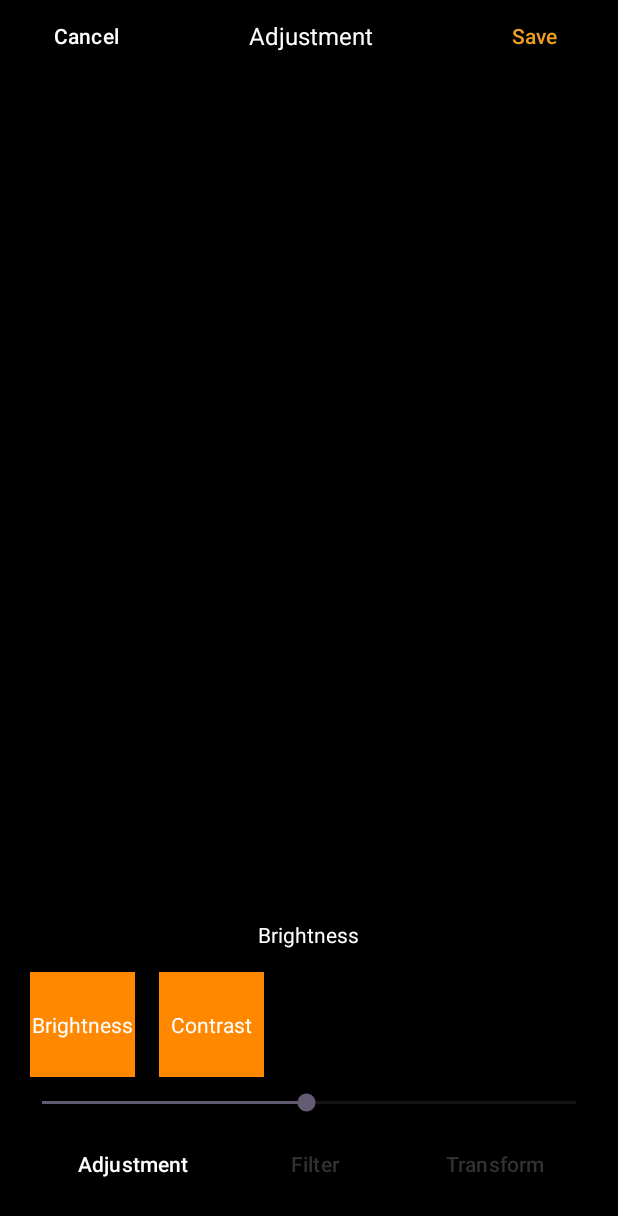
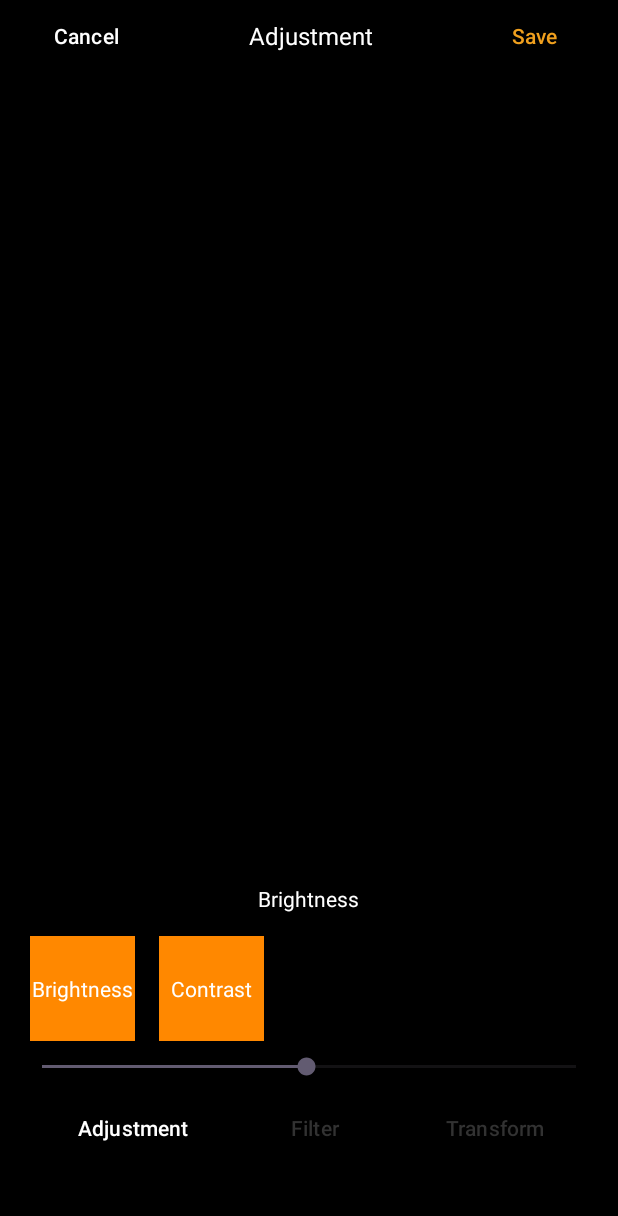
Before and after one commit to dangkhoa-fakemonika/GalleryProject, an Android app: the EditView screen opened directly, with no data from a screen before it, on a phone screen of 412 x 824 dp. Shown: the top 1216 px of the screen. Run offline under Robolectric (Android 15) with nearby library versions, the phone set to English and light mode, and no system bars; pictures from the network do not load; 12 statements that could not run were skipped.

Commit message:
Added small adjustments to features
- Camera
- Delete Image
- Barcode into clipboard

```diff
--- a/GalleryExample3/app/build.gradle.kts
+++ b/GalleryExample3/app/build.gradle.kts
@@ -50,6 +50,9 @@ dependencies {
     implementation(libs.text.recognition.japanese)
     implementation(libs.text.recognition.korean)
 
+    // Handwriting rec
+//    implementation(libs.digital.ink.recognition)
+
     // Tag sorting
     implementation(libs.mlkit.image.labeling)
 
--- a/GalleryExample3/app/src/main/AndroidManifest.xml
+++ b/GalleryExample3/app/src/main/AndroidManifest.xml
@@ -8,7 +8,7 @@
     <!-- <uses-permission android:name="android.permission.READ_MEDIA_IMAGES" /> -->
     <uses-feature android:name="android.hardware.camera.any" />
     <uses-permission android:name="android.permission.CAMERA" />
-    <uses-permission android:name="android.permission.RECORD_AUDIO" />
+<!--    <uses-permission android:name="android.permission.RECORD_AUDIO" />-->
 
     <application
         android:requestLegacyExternalStorage="true"
--- a/GalleryExample3/app/src/main/java/com/example/galleryexample3/CameraActivity.java
+++ b/GalleryExample3/app/src/main/java/com/example/galleryexample3/CameraActivity.java
@@ -22,6 +22,7 @@ import androidx.camera.view.PreviewView;
 import androidx.core.content.ContextCompat;
 import androidx.lifecycle.LifecycleOwner;
 
+import com.example.galleryexample3.businessclasses.ImageFiltersProcessing;
 import com.example.galleryexample3.businessclasses.ImageGalleryProcessing;
 import com.google.common.util.concurrent.ListenableFuture;
 
@@ -72,10 +73,10 @@ public class CameraActivity extends AppCompatActivity {
                     Toast.makeText(current, "Picture taken!", Toast.LENGTH_SHORT).show();
                     Log.i("IMAGE", "GOT");
                     Bitmap result = image.toBitmap();
+                    previewImage.setImageBitmap(result);
 
-
+                    result = ImageFiltersProcessing.rotateRight(result);
                     ImageGalleryProcessing.saveImage(current, result);
-                    previewImage.setImageBitmap(result);
                 }
             });
         });
--- a/GalleryExample3/app/src/main/java/com/example/galleryexample3/MainActivity.java
+++ b/GalleryExample3/app/src/main/java/com/example/galleryexample3/MainActivity.java
@@ -127,9 +127,9 @@ public class MainActivity extends Activity {
         if (ContextCompat.checkSelfPermission(this, android.Manifest.permission.CAMERA) != PackageManager.PERMISSION_GRANTED) {
             this.requestPermissions(new String[]{android.Manifest.permission.CAMERA}, REQUEST_CAMERA);
         }
-        if (ContextCompat.checkSelfPermission(this, android.Manifest.permission.RECORD_AUDIO) != PackageManager.PERMISSION_GRANTED) {
-            this.requestPermissions(new String[]{android.Manifest.permission.RECORD_AUDIO}, REQUEST_RECORD_AUDIO);
-        }
+//        if (ContextCompat.checkSelfPermission(this, android.Manifest.permission.RECORD_AUDIO) != PackageManager.PERMISSION_GRANTED) {
+//            this.requestPermissions(new String[]{android.Manifest.permission.RECORD_AUDIO}, REQUEST_RECORD_AUDIO);
+//        }
 
 
         // Element assignment
--- a/GalleryExample3/app/src/main/res/layout/edit_view.xml
+++ b/GalleryExample3/app/src/main/res/layout/edit_view.xml
@@ -1,12 +1,12 @@
 <?xml version="1.0" encoding="utf-8"?>
 <RelativeLayout xmlns:android="http://schemas.android.com/apk/res/android"
+    xmlns:app="http://schemas.android.com/apk/res-auto"
+    xmlns:tools="http://schemas.android.com/tools"
     android:layout_width="match_parent"
     android:layout_height="match_parent"
-    xmlns:tools="http://schemas.android.com/tools"
-    xmlns:app="http://schemas.android.com/apk/res-auto"
     android:background="@color/black"
-    android:paddingBottom="24dp"
-    android:paddingHorizontal="12dp">
+    android:paddingHorizontal="12dp"
+    android:paddingBottom="48dp">
 
     <LinearLayout
         android:id="@+id/editTopBar"
@@ -16,26 +16,26 @@
         <Button
             android:layout_width="wrap_content"
             android:layout_height="wrap_content"
-            android:text="Cancel"
-            android:background="@android:color/transparent"/>
+            android:background="@android:color/transparent"
+            android:text="Cancel" />
 
         <TextView
             android:id="@+id/modeTextView"
             android:layout_width="0dp"
             android:layout_height="wrap_content"
+            android:layout_gravity="center"
             android:layout_weight="1"
             android:text="Adjustment"
+            android:textAlignment="center"
             android:textColor="@color/white"
-            android:textAlignment="center"
-            android:layout_gravity="center"
-            android:textSize="16sp"/>
+            android:textSize="16sp" />
 
         <Button
             android:layout_width="wrap_content"
             android:layout_height="wrap_content"
+            android:background="@android:color/transparent"
             android:text="Save"
-            android:textColor="#F0A01E"
-            android:background="@android:color/transparent"/>
+            android:textColor="#F0A01E" />
 
     </LinearLayout>
 
@@ -43,8 +43,8 @@
         android:id="@+id/editedImageFrame"
         android:layout_width="match_parent"
         android:layout_height="match_parent"
-        android:layout_below="@+id/editTopBar"
-        android:layout_above="@+id/adjustmentOption">
+        android:layout_above="@+id/adjustmentOption"
+        android:layout_below="@+id/editTopBar">
 
         <ImageView
             android:id="@+id/editedImage"
@@ -59,35 +59,35 @@
             android:id="@+id/rectangleCrop"
             android:layout_width="0dp"
             android:layout_height="0dp"
-            android:visibility="gone"/>
+            android:visibility="gone" />
 
         <View
             android:id="@+id/topLeftPoint"
             android:layout_width="10dp"
             android:layout_height="10dp"
             android:background="@drawable/circle_shape"
-            android:visibility="gone"/>
+            android:visibility="gone" />
 
         <View
             android:id="@+id/topRightPoint"
             android:layout_width="10dp"
             android:layout_height="10dp"
             android:background="@drawable/circle_shape"
-            android:visibility="gone"/>
+            android:visibility="gone" />
 
         <View
             android:id="@+id/botLeftPoint"
             android:layout_width="10dp"
             android:layout_height="10dp"
             android:background="@drawable/circle_shape"
-            android:visibility="gone"/>
+            android:visibility="gone" />
 
         <View
             android:id="@+id/botRightPoint"
             android:layout_width="10dp"
             android:layout_height="10dp"
             android:background="@drawable/circle_shape"
-            android:visibility="gone"/>
+            android:visibility="gone" />
 
         <Button
             android:id="@+id/undoButton"
@@ -95,7 +95,7 @@
             android:layout_height="wrap_content"
             android:layout_gravity="bottom"
             android:text="Undo"
-            android:visibility="gone"/>
+            android:visibility="gone" />
 
         <Button
             android:id="@+id/cropButton"
@@ -103,7 +103,7 @@
             android:layout_height="wrap_content"
             android:layout_gravity="bottom|end"
             android:text="Crop"
-            android:visibility="gone"/>
+            android:visibility="gone" />
 
     </FrameLayout>
 
@@ -113,22 +113,22 @@
         android:layout_height="wrap_content"
         android:layout_alignBottom="@id/editedImageFrame"
         android:layout_centerHorizontal="true"
+        android:layout_marginBottom="5dp"
+        android:background="#000000"
+        android:paddingHorizontal="4sp"
+        android:paddingVertical="2sp"
         android:text="Brightness"
-        android:textColor="#FFFFFF"
-        android:background="#000000"
-        android:paddingVertical="2sp"
-        android:paddingHorizontal="4sp"
-        android:layout_marginBottom="5dp"/>
+        android:textColor="#FFFFFF" />
 
     <androidx.recyclerview.widget.RecyclerView
         android:id="@+id/filterPreviewImage"
         android:layout_width="match_parent"
         android:layout_height="wrap_content"
+        android:layout_above="@id/editModeButtonBar"
         android:orientation="horizontal"
-        android:layout_above="@id/editModeButtonBar"
+        android:visibility="gone"
         app:layoutManager="androidx.recyclerview.widget.LinearLayoutManager"
-        tools:listitem="@layout/filter_preview"
-        android:visibility="gone">
+        tools:listitem="@layout/filter_preview">
 
     </androidx.recyclerview.widget.RecyclerView>
 
@@ -136,8 +136,8 @@
         android:id="@+id/adjustmentOption"
         android:layout_width="match_parent"
         android:layout_height="wrap_content"
+        android:layout_above="@id/adjustmentSeekBar"
         android:orientation="horizontal"
-        android:layout_above="@id/adjustmentSeekBar"
         app:layoutManager="androidx.recyclerview.widget.LinearLayoutManager"
         tools:listitem="@layout/adjustment_option">
 
@@ -148,62 +148,62 @@
         android:layout_width="match_parent"
         android:layout_height="wrap_content"
         android:layout_above="@id/editModeButtonBar"
-        android:progress="50"
         android:max="100"
         android:min="1"
         android:paddingBottom="8dp"
-        android:visibility="visible"/>
+        android:progress="50"
+        android:visibility="visible" />
 
     <LinearLayout
+        android:id="@+id/editModeButtonBar"
         style="?android:attr/buttonBarStyle"
-        android:id="@+id/editModeButtonBar"
         android:layout_width="match_parent"
         android:layout_height="wrap_content"
-        android:minHeight="40dp"
-        android:layout_alignParentBottom="true">
+        android:layout_alignParentBottom="true"
+        android:minHeight="40dp">
 
         <Space
             android:layout_width="0dp"
             android:layout_height="0dp"
-            android:layout_weight="1"/>
+            android:layout_weight="1" />
 
         <Button
+            android:id="@+id/adjustmentButton"
             style="?android:attr/buttonBarButtonStyle"
-            android:id="@+id/adjustmentButton"
             android:layout_width="wrap_content"
-            android:minWidth="100dp"
             android:layout_height="wrap_content"
             android:layout_weight="1"
+            android:background="@android:color/transparent"
+            android:minWidth="100dp"
             android:text="Adjustment"
-            android:textColor="#FFFFFF"
-            android:background="@android:color/transparent"/>
+            android:textColor="#FFFFFF" />
 
         <Button
+            android:id="@+id/filterButton"
             style="?android:attr/buttonBarButtonStyle"
-            android:id="@+id/filterButton"
             android:layout_width="wrap_content"
-            android:minWidth="100dp"
             android:layout_height="wrap_content"
             android:layout_weight="1"
+            android:background="@android:color/transparent"
+            android:minWidth="100dp"
             android:text="Filter"
-            android:textColor="#323232"
-            android:background="@android:color/transparent"/>
+            android:textColor="#323232" />
 
         <Button
+            android:id="@+id/transformButton"
             style="?android:attr/buttonBarButtonStyle"
-            android:id="@+id/transformButton"
             android:layout_width="wrap_content"
-            android:minWidth="100dp"
             android:layout_height="wrap_content"
             android:layout_weight="1"
+            android:background="@android:color/transparent"
+            android:minWidth="100dp"
             android:text="Transform"
-            android:textColor="#323232"
-            android:background="@android:color/transparent"/>
+            android:textColor="#323232" />
 
         <Space
             android:layout_width="0dp"
             android:layout_height="0dp"
-            android:layout_weight="1"/>
+            android:layout_weight="1" />
 
     </LinearLayout>
 
--- a/GalleryExample3/app/src/main/res/menu/single_image_view_menu.xml
+++ b/GalleryExample3/app/src/main/res/menu/single_image_view_menu.xml
@@ -8,6 +8,8 @@
         android:title="Copy"/>
     <item android:id="@+id/analyzeText"
         android:title="Analyze text"/>
+    <item android:id="@+id/qrread"
+        android:title="Read QR" />
     <item android:id="@+id/moreInfo"
         android:title="More info"/>
 </menu>
--- a/GalleryExample3/app/src/main/res/values/strings.xml
+++ b/GalleryExample3/app/src/main/res/values/strings.xml
@@ -1,4 +1,4 @@
 <resources>
-    <string name="app_name">GalleryExample3</string>
+    <string name="app_name">Heaven\'s Door Gallery</string>
     <string name="placeholder_edit">Edit View</string>
 </resources>
--- a/GalleryExample3/gradle/libs.versions.toml
+++ b/GalleryExample3/gradle/libs.versions.toml
@@ -2,6 +2,7 @@
 agp = "8.7.3"
 barcodeScanning = "17.3.0"
 cameraCamera2 = "1.4.2"
+digitalInkRecognition = "18.1.0"
 glide = "4.16.0"
 imageLabeling = "17.0.9"
 imageLabelingCustom = "17.0.3"
@@ -25,6 +26,7 @@ barcode-scanning = { module = "com.google.mlkit:barcode-scanning", version.ref =
 camera-camera2 = { module = "androidx.camera:camera-camera2", version.ref = "cameraCamera2" }
 camera-core = { module = "androidx.camera:camera-core" }
 compiler = { module = "com.github.bumptech.glide:compiler", version.ref = "glide" }
+digital-ink-recognition = { module = "com.google.mlkit:digital-ink-recognition", version.ref = "digitalInkRecognition" }
 glide = { module = "com.github.bumptech.glide:glide", version.ref = "glide" }
 image-labeling = { module = "com.google.mlkit:image-labeling" }
 image-labeling-custom = { module = "com.google.mlkit:image-labeling-custom", version.ref = "imageLabelingCustom" }
```
Also changed, not shown: GalleryExample3/app/src/main/java/com/example/galleryexample3/SingleImageView.java (+29 -3 lines), GalleryExample3/app/src/main/java/com/example/galleryexample3/imageediting/BarCodeScannerClass.java (+7 -8 lines).
